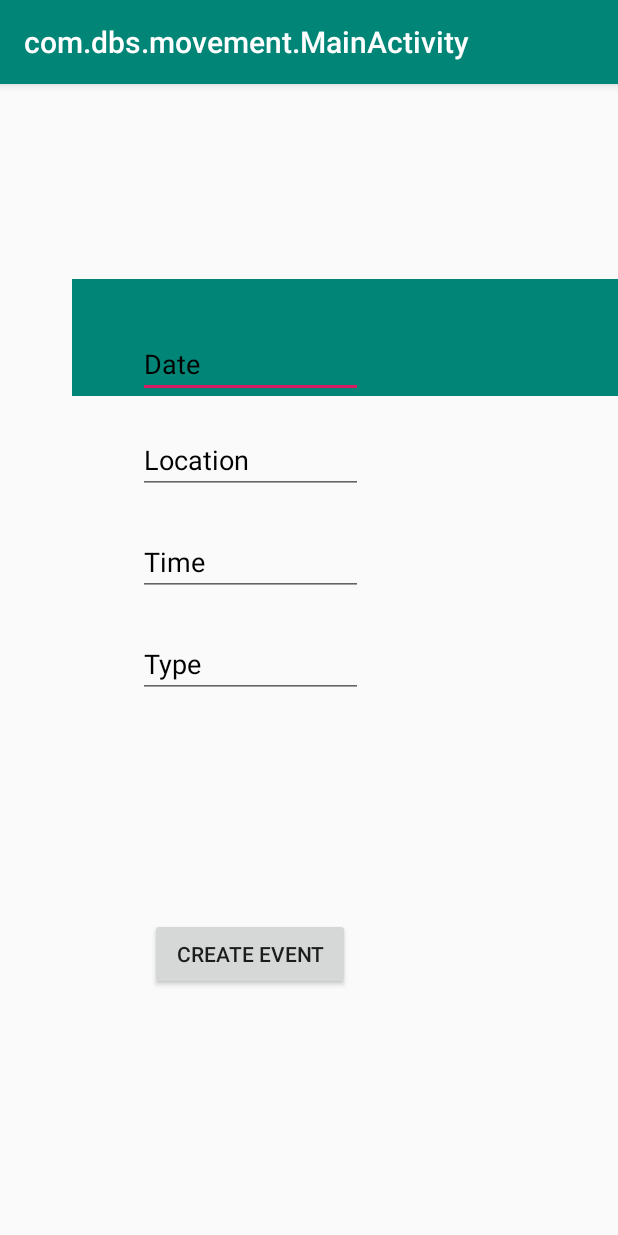
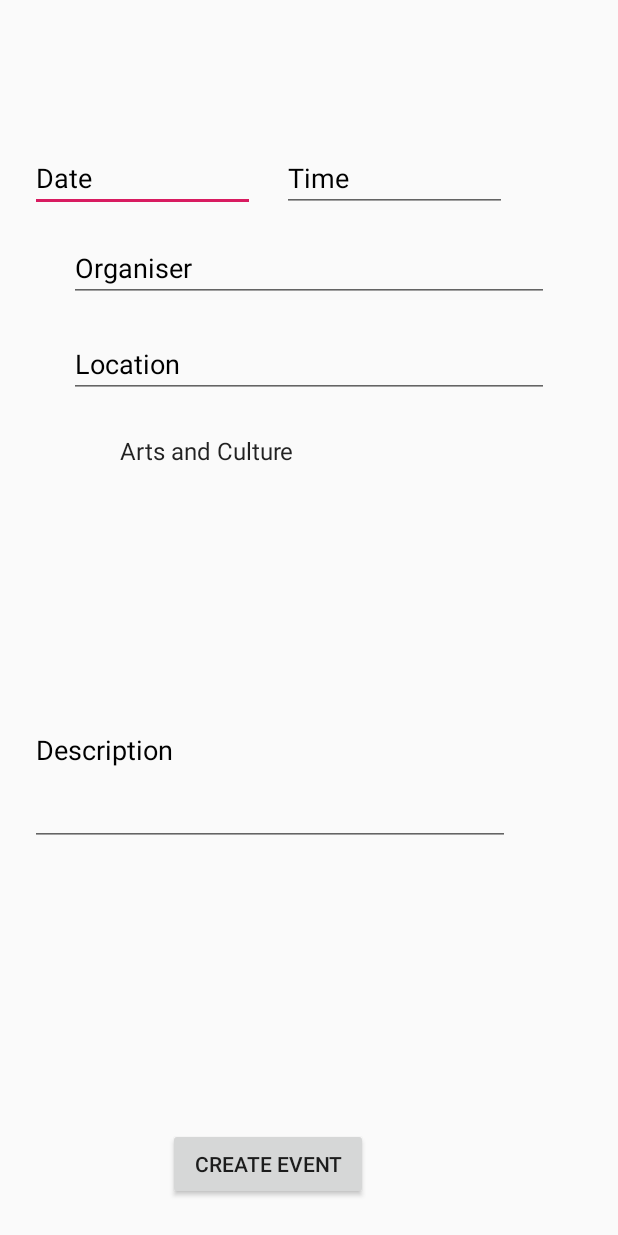
Before and after one commit to michaelbell010/movement, an Android app: the MainActivity screen opened directly, with no data from a screen before it, on a phone screen of 412 x 824 dp. Run offline under Robolectric (Android 15) with nearby library versions, the phone set to English and light mode, and no system bars; our stand-ins replace Firebase (no records; nobody signed in at launch, a user with empty details on screens opened directly).

Commit message:
added spinner for type of event added more fields for event creation

```diff
--- a/app/src/main/java/com/dbs/movement/MainActivity.java
+++ b/app/src/main/java/com/dbs/movement/MainActivity.java
@@ -6,14 +6,16 @@ import android.os.Bundle;
 import android.provider.CalendarContract;
 import android.text.TextUtils;
 import android.view.View;
+import android.widget.AdapterView;
 import android.widget.Button;
 import android.widget.EditText;
+import android.widget.Spinner;
 import android.widget.Toast;
 
 import com.google.firebase.database.DatabaseReference;
 import com.google.firebase.database.FirebaseDatabase;
 
-public class MainActivity extends AppCompatActivity {
+public class MainActivity extends AppCompatActivity implements AdapterView.OnItemSelectedListener{
 
     private EditText date,location,time,type,image,title,desc;
     private Button createEvent;
@@ -24,13 +26,17 @@ public class MainActivity extends AppCompatActivity {
     protected void onCreate(Bundle savedInstanceState) {
         super.onCreate(savedInstanceState);
         setContentView(R.layout.activity_main);
+        Spinner type_spinner = findViewById(R.id.type_spinner);
+        type_spinner.setOnItemSelectedListener(this);
+        getSupportActionBar().hide();
 
         databaseReference = FirebaseDatabase.getInstance().getReference("Events");
 
         date = (EditText)findViewById(R.id.date);
         location = (EditText)findViewById(R.id.location);
         time = (EditText)findViewById(R.id.time);
-        type = (EditText)findViewById(R.id.type);
+        desc = (EditText)findViewById(R.id.desc);
+        title = (EditText)findViewById(R.id.title);
         createEvent = (Button) findViewById(R.id.createEvent);
 
 
@@ -72,4 +78,15 @@ public class MainActivity extends AppCompatActivity {
             Toast.makeText(MainActivity.this, "Please Type Event Information",Toast.LENGTH_LONG).show();
         }
     }
+
+    @Override
+    public void onItemSelected(AdapterView<?> parent, View view, int position, long id) {
+        Toast.makeText(this, parent.getSelectedItem().toString(), Toast.LENGTH_SHORT).show();
+
+    }
+
+    @Override
+    public void onNothingSelected(AdapterView<?> parent) {
+
+    }
 }
--- a/app/src/main/res/layout/activity_main.xml
+++ b/app/src/main/res/layout/activity_main.xml
@@ -8,28 +8,12 @@
     tools:context=".MainActivity">
 
 
-    <androidx.appcompat.widget.Toolbar
-        android:id="@+id/toolbar"
-        android:layout_width="364dp"
-        android:layout_height="78dp"
-        android:layout_marginBottom="560dp"
-        android:background="?attr/colorPrimary"
-        android:minHeight="?attr/actionBarSize"
-        android:theme="?attr/actionBarTheme"
-        app:layout_constraintBottom_toBottomOf="parent"
-        app:layout_constraintHorizontal_bias="1.0"
-        app:layout_constraintLeft_toLeftOf="parent"
-        app:layout_constraintRight_toRightOf="parent"
-        app:popupTheme="@style/ThemeOverlay.AppCompat.ActionBar"
-        app:theme="@style/ThemeOverlay.AppCompat.Light" />
-
-
     <EditText
         android:id="@+id/date"
         android:layout_width="150dp"
         android:layout_height="wrap_content"
-        android:layout_marginStart="92dp"
-        android:layout_marginTop="164dp"
+        android:layout_marginStart="20dp"
+        android:layout_marginTop="96dp"
         android:hint="Date"
         android:textColor="@color/black"
         android:textColorHint="@color/black"
@@ -39,14 +23,31 @@
 
     <EditText
         android:id="@+id/location"
-        android:layout_width="150dp"
-        android:layout_height="wrap_content"
-        android:layout_marginStart="92dp"
-        android:layout_marginTop="228dp"
+        android:layout_width="320dp"
+        android:layout_height="45dp"
+        android:layout_marginStart="20dp"
+        android:layout_marginTop="220dp"
+        android:layout_marginEnd="20dp"
         android:hint="Location"
         android:textColor="@color/black"
         android:textColorHint="@color/black"
         android:textSize="18sp"
+        app:layout_constraintEnd_toEndOf="parent"
+        app:layout_constraintStart_toStartOf="parent"
+        app:layout_constraintTop_toTopOf="parent" />
+
+    <EditText
+        android:id="@+id/organiser"
+        android:layout_width="320dp"
+        android:layout_height="45dp"
+        android:layout_marginStart="20dp"
+        android:layout_marginTop="156dp"
+        android:layout_marginEnd="20dp"
+        android:hint="Organiser"
+        android:textColor="@color/black"
+        android:textColorHint="@color/black"
+        android:textSize="18sp"
+        app:layout_constraintEnd_toEndOf="parent"
         app:layout_constraintStart_toStartOf="parent"
         app:layout_constraintTop_toTopOf="parent" />
 
@@ -54,8 +55,8 @@
         android:id="@+id/time"
         android:layout_width="150dp"
         android:layout_height="wrap_content"
-        android:layout_marginStart="92dp"
-        android:layout_marginTop="296dp"
+        android:layout_marginStart="188dp"
+        android:layout_marginTop="96dp"
         android:hint="Time"
         android:textColor="@color/black"
         android:textColorHint="@color/black"
@@ -63,16 +64,39 @@
         app:layout_constraintStart_toStartOf="parent"
         app:layout_constraintTop_toTopOf="parent" />
 
+    <Spinner
+        android:id="@+id/type_spinner"
+        android:layout_width="320dp"
+        android:layout_height="49dp"
+        android:layout_marginStart="20dp"
+        android:layout_marginTop="276dp"
+        android:layout_marginEnd="20dp"
+        android:background="#00D18181"
+        android:entries="@array/event_type"
+
+        android:tooltipText="Type"
+        app:layout_constraintEnd_toEndOf="parent"
+
+        app:layout_constraintHorizontal_bias="1.0"
+        app:layout_constraintStart_toStartOf="parent"
+        app:layout_constraintTop_toTopOf="parent" />
+
     <EditText
-        android:id="@+id/type"
-        android:layout_width="150dp"
-        android:layout_height="wrap_content"
-        android:layout_marginStart="92dp"
-        android:layout_marginTop="364dp"
-        android:hint="Type"
+        android:id="@+id/desc"
+        android:layout_width="320dp"
+        android:layout_height="128dp"
+        android:layout_marginStart="20dp"
+        android:layout_marginTop="344dp"
+        android:layout_marginEnd="20dp"
+        android:layout_marginBottom="96dp"
+        android:hint="Description"
         android:textColor="@color/black"
+
         android:textColorHint="@color/black"
         android:textSize="18sp"
+        app:layout_constraintBottom_toTopOf="@+id/createEvent"
+        app:layout_constraintEnd_toEndOf="parent"
+        app:layout_constraintHorizontal_bias="0.0"
         app:layout_constraintStart_toStartOf="parent"
         app:layout_constraintTop_toTopOf="parent" />
 
@@ -80,12 +104,10 @@
         android:id="@+id/createEvent"
         android:layout_width="133dp"
         android:layout_height="wrap_content"
-        android:layout_marginStart="100dp"
-        android:layout_marginTop="94dp"
-        android:layout_marginBottom="112dp"
+        android:layout_marginStart="112dp"
+        android:layout_marginBottom="24dp"
         android:text="Create Event"
         app:layout_constraintBottom_toBottomOf="parent"
-        app:layout_constraintStart_toStartOf="parent"
-        app:layout_constraintTop_toBottomOf="@+id/type" />
+        app:layout_constraintStart_toStartOf="parent" />
 
 </androidx.constraintlayout.widget.ConstraintLayout>
--- a/app/src/main/res/values/strings.xml
+++ b/app/src/main/res/values/strings.xml
@@ -12,6 +12,20 @@
     <string name="event_fragment3">Event Fragment</string>
     <string name="event_fragment4">Event Fragment</string>
 
+    <string-array name="event_type">
+        <item>Arts and Culture</item>
+        <item>Anti Racism</item>
+        <item>Climate</item>
+        <item>Crime</item>
+        <item>Economic</item>
+        <item>Environment</item>
+        <item>Health</item>
+        <item>Housing</item>
+        <item>Planning</item>
+        <item>Social Justice</item>
+        <item>Workers Rights</item>
+    </string-array>
+
     <string name="date">Date</string>
     <string name="time">location</string>
     <string name="location">time</string>
```
